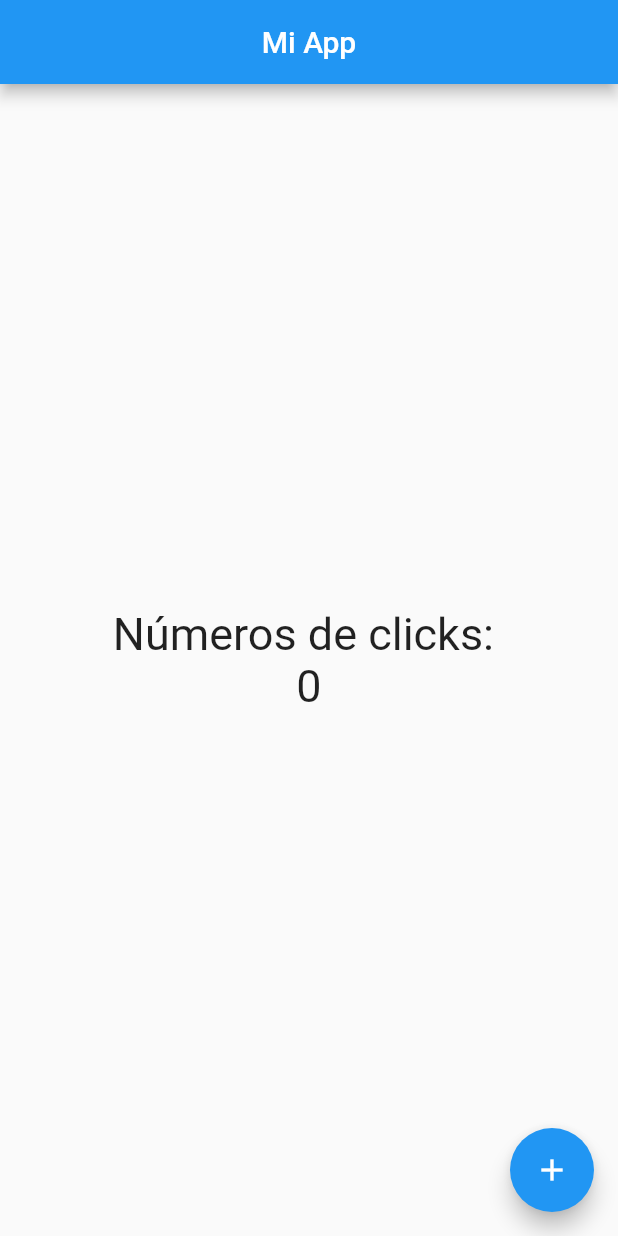
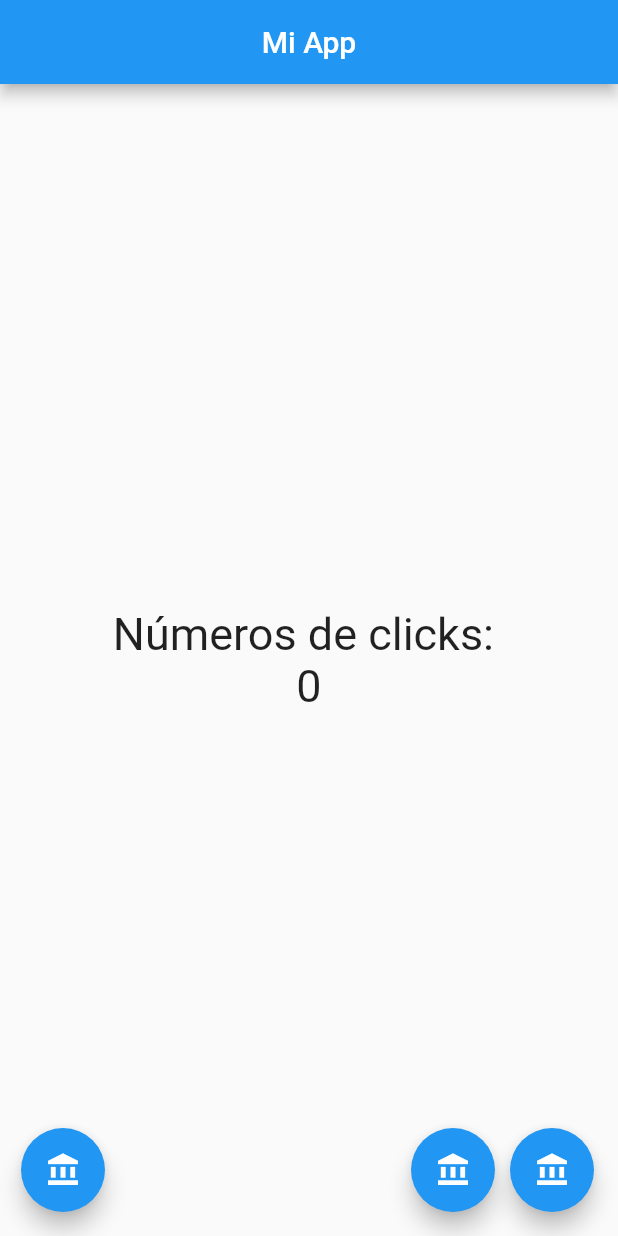
Before and after one commit to stev1494/First-App--Flutter, a Flutter app: the screen it shows after launch, on a phone screen of 412 x 824 dp. Run offline on Flutter 3.47's test engine with Material 2 defaults, Android fonts, the phone set to English and light mode, and no system bars.

Commit message:
SizedBox, Expanded

```diff
--- a/lib/src/pages/contador_page.dart
+++ b/lib/src/pages/contador_page.dart
@@ -39,17 +39,29 @@ int _conteo = 0;
 
           ),
 
-          floatingActionButton: FloatingActionButton(
-            child: Icon(Icons.add),
-            onPressed: (){
-                _conteo++;
-                setState(() {
+          floatingActionButton: _crearBotones(),
+          );
 
-                });
+  }
 
-            },
-          ),
+  Widget _crearBotones(){
+
+
+    return Row (
+      mainAxisAlignment: MainAxisAlignment.end,
+      children: <Widget>[
+            SizedBox( width: 30.0 ),
+            FloatingActionButton( child: Icon(Icons.account_balance), onPressed: null),
+            Expanded(child: SizedBox()),
+            FloatingActionButton( child: Icon(Icons.account_balance), onPressed: null,),
+            SizedBox( width: 10.0),
+            FloatingActionButton( child: Icon(Icons.account_balance), onPressed: null,),
+
+      ],
+
     );
+
+
   }
 
 }
```
